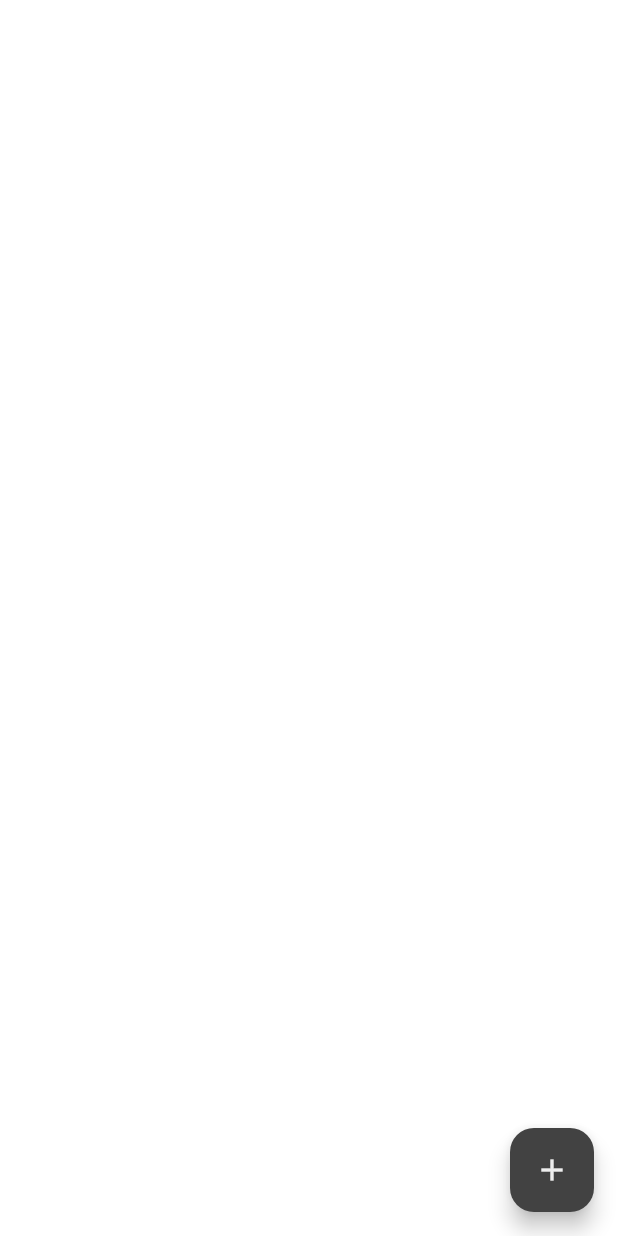
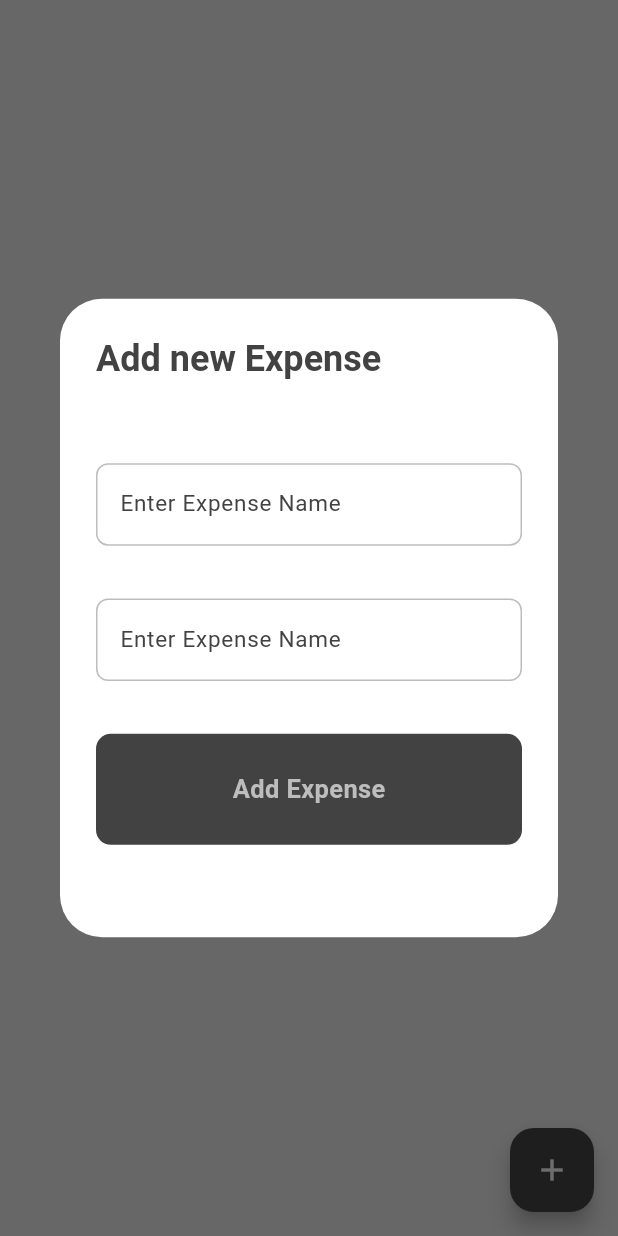
Before and after one commit to ruslan-durrani/Flutter-Projects, a Flutter app: the screen it shows after launch, after a tap on the "add" icon, on a phone screen of 412 x 824 dp. Run offline on Flutter 3.47's test engine with Material 3 defaults, Android fonts, the phone set to English and light mode, and no system bars; our stand-ins replace carousel_slider, cloud_firestore, firebase_auth, firebase_core, firebase_storage, flutter_slidable and 8 more; missing offline and left inert: sunmi_printer_plus; accounts and stored records are empty.

Commit message:
updated pocket pulse

```diff
--- a/coffee_shop/lib/models/CoffeeShop.dart
+++ b/coffee_shop/lib/models/CoffeeShop.dart
@@ -19,7 +19,7 @@
     bool found = false;
 
     for (var element in _userCart) {
-      if (element["coffee"].title == coffee.title) {
+      if ( element["coffee"].title  == coffee.title ) {
         element["count"] = element["count"] + 1;
         found = true;
         break;
--- /dev/null
+++ b/pocket_pulse/lib/components/my_button.dart
@@ -0,0 +1,23 @@
+
+import 'package:flutter/material.dart';
+
+class MyButton extends StatelessWidget {
+  String buttonText;
+  bool isPrimary = true;
+  MyButton({super.key,required this.buttonText, this.isPrimary = true});
+
+  @override
+  Widget build(BuildContext context) {
+    var colorScheme = Theme.of(context).colorScheme;
+    return Container(
+      alignment: Alignment.center,
+      decoration: BoxDecoration(
+          color: isPrimary?colorScheme.inversePrimary:colorScheme.secondary,
+          borderRadius: BorderRadius.circular(10)
+      ),
+      width: double.maxFinite,
+      padding: const EdgeInsets.symmetric(vertical: 25),
+      child: Text(buttonText,style: TextStyle(color: isPrimary?colorScheme.secondary:colorScheme.inversePrimary,fontWeight: FontWeight.bold,fontSize: 17),),
+    );
+  }
+}
--- /dev/null
+++ b/pocket_pulse/lib/components/my_text_field.dart
@@ -0,0 +1,39 @@
+import 'package:flutter/cupertino.dart';
+import 'package:flutter/material.dart';
+
+class MyTextField extends StatelessWidget {
+  TextEditingController controller;
+  String hint;
+  bool obscureText;
+  bool isMultiLine = false;
+  TextInputType inputType = TextInputType.text;
+  MyTextField({Key? key,this.inputType = TextInputType.text,this.isMultiLine = false, required this.controller, required this.hint, required this.obscureText}) : super(key: key);
+
+  @override
+  Widget build(BuildContext context) {
+    var colorScheme = Theme.of(context).colorScheme;
+    return TextField(
+      controller: controller,
+      obscureText: obscureText,
+      keyboardType: inputType,
+      style: TextStyle(
+        fontSize: 15,
+        color: Theme.of(context).colorScheme.inversePrimary,
+      ),
+      maxLines: isMultiLine?5:1,
+      decoration: InputDecoration(
+
+        hintStyle: TextStyle(fontSize: 15,color: colorScheme.inversePrimary),
+        hintText: hint,
+        focusedBorder: OutlineInputBorder(
+          borderRadius: BorderRadius.circular(8),
+          borderSide: BorderSide(color: colorScheme.inversePrimary),
+        ),
+        enabledBorder: OutlineInputBorder(
+          borderRadius: BorderRadius.circular(8),
+          borderSide: BorderSide(color: colorScheme.secondary),
+        ),
+      ),
+    );
+  }
+}
--- a/pocket_pulse/lib/models/expense_item.dart
+++ b/pocket_pulse/lib/models/expense_item.dart
@@ -1,6 +1,6 @@
 class ExpenseItem{
   String name;
-  String amount;
+  double amount;
   DateTime dateTime;
   ExpenseItem({required this.name,required this.amount, required this.dateTime});
 }
--- a/pocket_pulse/lib/pages/home_page.dart
+++ b/pocket_pulse/lib/pages/home_page.dart
@@ -1,19 +1,47 @@
 import 'package:flutter/material.dart';
-class HomePage extends StatelessWidget {
+import 'package:pocket_pulse/components/my_button.dart';
+import 'package:pocket_pulse/components/my_text_field.dart';
+class HomePage extends StatefulWidget {
   const HomePage({super.key});
+
+  @override
+  State<HomePage> createState() => _HomePageState();
+}
+
+class _HomePageState extends State<HomePage> {
+  var nameController = TextEditingController();
+  var amountController = TextEditingController();
+  void addNewExpense(){
+    showDialog(context: context, builder: (context)=>AlertDialog(
+      title: Text("Add new Expense",style: TextStyle(fontWeight: FontWeight.bold,color: Theme.of(context).colorScheme.inversePrimary),),
+      content: Container(
+        padding: EdgeInsets.symmetric(vertical: 20),
+        height: MediaQuery.of(context).size.height * .4,
+        child: Column(
+          mainAxisAlignment: MainAxisAlignment.spaceAround,
+          children: [
+            MyTextField(controller: nameController, hint: "Enter Expense Name", obscureText: false),
+            MyTextField(controller: amountController, hint: "Enter Expense Name", obscureText: false),
+            MyButton(buttonText: "Add Expense")
+          ],
+        ),
+      )
+    ));
+  }
+
   @override
   Widget build(BuildContext context) {
     var colorScheme = Theme.of(context).colorScheme;
     return Scaffold(
+      backgroundColor: colorScheme.background,
       floatingActionButton: FloatingActionButton(
-          onPressed: (){},
+          onPressed: ()=>addNewExpense(),
         backgroundColor: colorScheme.inversePrimary,
           child: Icon(Icons.add,color: colorScheme.primary,),
       ),
       body: Container(
         child: Column(
           children: [
-
           ],
         ),
       ),
--- a/pocket_pulse/lib/theme/darkTheme.dart
+++ b/pocket_pulse/lib/theme/darkTheme.dart
@@ -6,7 +6,7 @@
         background: Colors.grey.shade900,
         primary: Colors.grey.shade800,
         secondary: Colors.grey.shade700,
-        inversePrimary: Colors.grey.shade300
+        inversePrimary: Colors.grey.shade200
     ),
     textTheme: ThemeData.dark().textTheme.apply(
       bodyColor: Colors.grey[800],
--- a/pocket_pulse/lib/theme/lightTheme.dart
+++ b/pocket_pulse/lib/theme/lightTheme.dart
@@ -3,7 +3,7 @@
 ThemeData lightTheme = ThemeData(
     brightness: Brightness.light,
     colorScheme: ColorScheme.light(
-        background: Colors.grey.shade400,
+        background: Colors.grey.shade300,
         primary: Colors.grey.shade200,
         secondary: Colors.grey.shade400,
         inversePrimary: Colors.grey.shade800
```
Also changed, not shown: pocket_pulse/lib/models/expense_data.dart (+31 -2 lines), pocket_pulse/lib/utility/date_time_helper.dart (added, +14 -0 lines), print_receipts/analysis_options.yaml (added, +28 -0 lines), print_receipts/lib/main.dart (added, +42 -0 lines), print_receipts/pubspec.yaml (added, +93 -0 lines), print_receipts/pubspec.lock (added), 127 other files.
